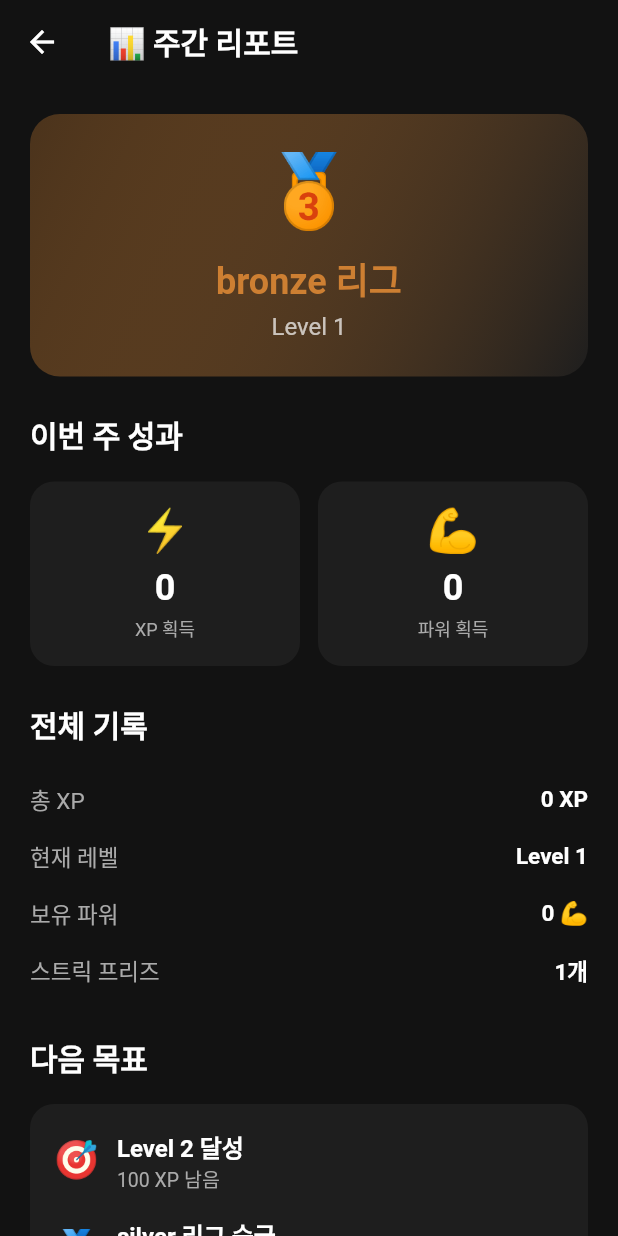
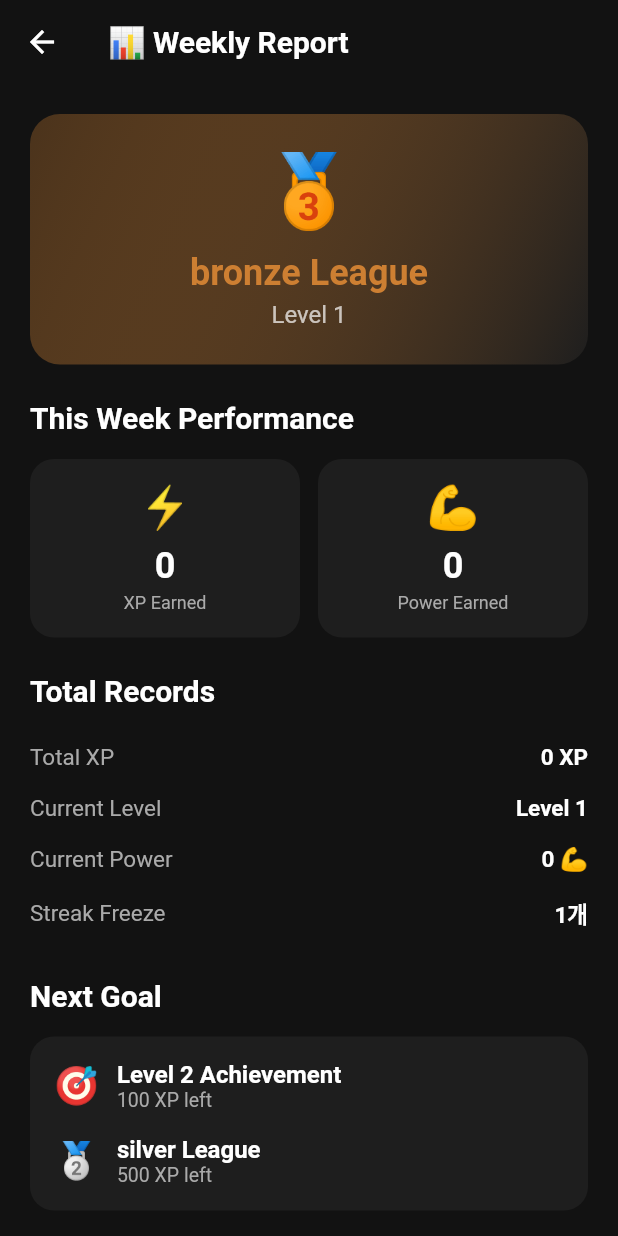
Before and after one commit to Davejinking/fitmix_pwa, a Flutter app: the WorkoutReportPage screen opened directly with empty values, on a phone screen of 412 x 824 dp. Run offline on Flutter 3.47's test engine with Material 3 defaults, Android fonts, the phone set to English and light mode, and no system bars; our stand-ins replace audioplayers, confetti, fl_chart, flutter_tts, google_sign_in, hive and 4 more; accounts and stored records are empty; Roboto replaces fonts that are missing (Pretendard).

Commit message:
🌐 i18n 버그 해결 완료
✅ 해결된 버그:
- BUG-003: 파워 상점, 분석 페이지 i18n 적용 완료
- BUG-009: 홈에서 업그레이드 페이지 접근 경로 추가
- BUG-010: UserInfoFormPage BuildContext async gap 문제 해결
- BUG-011: ExerciseSetCard i18n 적용 (총 볼륨, 최근 기록)

🔧 주요 변경사항:
- 50개 이상의 i18n 키 추가 (한/영/일)
- PowerShopPage, WorkoutReportPage 완전 i18n 적용
- ExerciseSetCard 하드코딩 텍스트 제거
- 홈 헤더에 업그레이드 버튼 추가 (별 아이콘)
- recentRecord, addWorkout i18n 키 추가

📱 테스트 완료:
- iOS 시뮬레이터 빌드 성공
- 앱 실행 정상 동작 확인
- 다국어 지원 테스트 방법 문서화

📊 버그 현황: 신규 13개 → 해결 18개 (총 31개)

```diff
--- a/lib/l10n/app_en.arb
+++ b/lib/l10n/app_en.arb
@@ -163,6 +163,7 @@
   "tempo": "Tempo",
   "tempoStart": "Start Tempo ({eccentric}/{concentric}s)",
   "memo": "Memo",
+  "recentRecord": "Recent Record",
   "dayUnit": "days",
   "timesUnit": "times",
   "validWorkoutDaysGoal": "Please enter a valid workout days goal.",
@@ -301,6 +302,7 @@
   "planWorkoutDesc": "Tap the \"Plan Workout\" button below\nto add exercises",
   "cancelRestDay": "Cancel Rest Day",
   "editWorkout": "Edit Workout",
+  "addWorkout": "Add Workout",
   "minOneSetRequired": "At least 1 set required",
   "addExercises": "Add {count} exercises",
   "@addExercises": {
@@ -310,5 +312,70 @@
         "example": "3"
       }
     }
-  }
+  },
+  "powerShop": "Power Shop",
+  "items": "Items",
+  "streakFreeze": "Streak Freeze",
+  "streakFreezeDesc": "Keep your streak even if you take a day off",
+  "weeklyReport": "Weekly Workout Report",
+  "weeklyReportDesc": "This week workout analysis report",
+  "customization": "Customization",
+  "comingSoon": "Coming Soon",
+  "darkPurpleTheme": "Dark Purple Theme",
+  "purplePointTheme": "Purple Point Theme",
+  "fireTheme": "Fire Theme",
+  "orangeTheme": "Burning Orange Theme",
+  "specialBadges": "Special Badges",
+  "lightningBadge": "Lightning Badge",
+  "specialBadgeDesc": "Special badge displayed on profile",
+  "streakFreezeSuccess": "Streak Freeze purchased! ❄️",
+  "insufficientPower": "Insufficient Power 💪",
+  "comingSoonMessage": "Coming soon!",
+  "owned": "Owned: {count}",
+  "@owned": {
+    "placeholders": {
+      "count": {
+        "type": "int",
+        "example": "3"
+      }
+    }
+  },
+  "weeklyReportTitle": "📊 Weekly Report",
+  "leaguePromotion": "{league} League",
+  "@leaguePromotion": {
+    "placeholders": {
+      "league": {
+        "type": "String",
+        "example": "Gold"
+      }
+    }
+  },
+  "thisWeekPerformance": "This Week Performance",
+  "xpEarned": "XP Earned",
+  "powerEarned": "Power Earned",
+  "totalRecords": "Total Records",
+  "totalXp": "Total XP",
+  "currentLevel": "Current Level",
+  "currentPower": "Current Power",
+  "nextGoal": "Next Goal",
+  "levelAchievement": "Level {level} Achievement",
+  "@levelAchievement": {
+    "placeholders": {
+      "level": {
+        "type": "int",
+        "example": "5"
+      }
+    }
+  },
+  "xpRemaining": "{xp} XP left",
+  "@xpRemaining": {
+    "placeholders": {
+      "xp": {
+        "type": "int",
+        "example": "150"
+      }
+    }
+  },
+  "encouragingMessage": "You're doing great!",
+  "encouragingDesc": "You can achieve your goals with consistent workouts"
 }
--- a/lib/l10n/app_localizations.dart
+++ b/lib/l10n/app_localizations.dart
@@ -1078,6 +1078,12 @@ abstract class AppLocalizations {
   /// **'메모'**
   String get memo;
 
+  /// No description provided for @recentRecord.
+  ///
+  /// In ko, this message translates to:
+  /// **'최근 기록'**
+  String get recentRecord;
+
   /// No description provided for @dayUnit.
   ///
   /// In ko, this message translates to:
@@ -1285,7 +1291,7 @@ abstract class AppLocalizations {
   ///
   /// In ko, this message translates to:
   /// **'{xp} XP 남음'**
-  String xpRemaining(Object xp);
+  String xpRemaining(int xp);
 
   /// No description provided for @achievement.
   ///
@@ -1668,7 +1674,7 @@ abstract class AppLocalizations {
   /// No description provided for @items.
   ///
   /// In ko, this message translates to:
-  /// **'🛉 아이템'**
+  /// **'아이템'**
   String get items;
 
   /// No description provided for @streakFreeze.
@@ -1686,7 +1692,7 @@ abstract class AppLocalizations {
   /// No description provided for @weeklyReport.
   ///
   /// In ko, this message translates to:
-  /// **'�� 주간 운동 리포트'**
+  /// **'주간 운동 리포트'**
   String get weeklyReport;
 
   /// No description provided for @weeklyReportDesc.
@@ -1698,7 +1704,7 @@ abstract class AppLocalizations {
   /// No description provided for @customization.
   ///
   /// In ko, this message translates to:
-  /// **'🎨 커스터마이징 (준비 중)'**
+  /// **'커스터마이징'**
   String get customization;
 
   /// No description provided for @darkPurpleTheme.
@@ -1728,7 +1734,7 @@ abstract class AppLocalizations {
   /// No description provided for @specialBadges.
   ///
   /// In ko, this message translates to:
-  /// **'🏅 특별 뱃지 (준비 중)'**
+  /// **'특별 뱃지'**
   String get specialBadges;
 
   /// No description provided for @lightningBadge.
@@ -1746,7 +1752,7 @@ abstract class AppLocalizations {
   /// No description provided for @comingSoon.
   ///
   /// In ko, this message translates to:
-  /// **'준비 중이에요!'**
+  /// **'준비 중'**
   String get comingSoon;
 
   /// No description provided for @streakFreezeSuccess.
@@ -1789,13 +1795,13 @@ abstract class AppLocalizations {
   ///
   /// In ko, this message translates to:
   /// **'Level {level} 달성'**
-  String levelAchievement(Object level);
+  String levelAchievement(int level);
 
   /// No description provided for @leaguePromotion.
   ///
   /// In ko, this message translates to:
-  /// **'{league} 리그 승급'**
-  String leaguePromotion(Object league);
+  /// **'{league} 리그'**
+  String leaguePromotion(String league);
 
   /// No description provided for @encouragingMessage.
   ///
@@ -1880,6 +1886,54 @@ abstract class AppLocalizations {
   /// In ko, this message translates to:
   /// **'{count}개 운동 추가'**
   String addExercises(int count);
+
+  /// No description provided for @comingSoonMessage.
+  ///
+  /// In ko, this message translates to:
+  /// **'준비 중이에요!'**
+  String get comingSoonMessage;
+
+  /// No description provided for @owned.
+  ///
+  /// In ko, this message translates to:
+  /// **'보유: {count}'**
+  String owned(int count);
+
+  /// No description provided for @xpEarned.
+  ///
+  /// In ko, this message translates to:
+  /// **'XP 획득'**
+  String get xpEarned;
+
+  /// No description provided for @powerEarned.
+  ///
+  /// In ko, this message translates to:
+  /// **'파워 획득'**
+  String get powerEarned;
+
+  /// No description provided for @totalRecords.
+  ///
+  /// In ko, this message translates to:
+  /// **'전체 기록'**
+  String get totalRecords;
+
+  /// No description provided for @totalXp.
+  ///
+  /// In ko, this message translates to:
+  /// **'총 XP'**
+  String get totalXp;
+
+  /// No description provided for @currentLevel.
+  ///
+  /// In ko, this message translates to:
+  /// **'현재 레벨'**
+  String get currentLevel;
+
+  /// No description provided for @currentPower.
+  ///
+  /// In ko, this message translates to:
+  /// **'보유 파워'**
+  String get currentPower;
 }
 
 class _AppLocalizationsDelegate
--- a/lib/l10n/app_localizations_en.dart
+++ b/lib/l10n/app_localizations_en.dart
@@ -544,6 +544,9 @@ class AppLocalizationsEn extends AppLocalizations {
   String get memo => 'Memo';
 
   @override
+  String get recentRecord => 'Recent Record';
+
+  @override
   String get dayUnit => 'days';
 
   @override
@@ -659,7 +662,7 @@ class AppLocalizationsEn extends AppLocalizations {
   String get threeMinutes => '3 min';
 
   @override
-  String xpRemaining(Object xp) {
+  String xpRemaining(int xp) {
     return '$xp XP left';
   }
 
@@ -862,7 +865,7 @@ class AppLocalizationsEn extends AppLocalizations {
   String get powerShop => 'Power Shop';
 
   @override
-  String get items => '🛉 Items';
+  String get items => 'Items';
 
   @override
   String get streakFreeze => 'Streak Freeze';
@@ -871,13 +874,13 @@ class AppLocalizationsEn extends AppLocalizations {
   String get streakFreezeDesc => 'Keep your streak even if you take a day off';
 
   @override
-  String get weeklyReport => '📊 Weekly Workout Report';
+  String get weeklyReport => 'Weekly Workout Report';
 
   @override
   String get weeklyReportDesc => 'This week workout analysis report';
 
   @override
-  String get customization => '🎨 Customization (Coming Soon)';
+  String get customization => 'Customization';
 
   @override
   String get darkPurpleTheme => 'Dark Purple Theme';
@@ -892,7 +895,7 @@ class AppLocalizationsEn extends AppLocalizations {
   String get orangeTheme => 'Burning Orange Theme';
 
   @override
-  String get specialBadges => '🏅 Special Badges (Coming Soon)';
+  String get specialBadges => 'Special Badges';
 
   @override
   String get lightningBadge => 'Lightning Badge';
@@ -901,7 +904,7 @@ class AppLocalizationsEn extends AppLocalizations {
   String get specialBadgeDesc => 'Special badge displayed on profile';
 
   @override
-  String get comingSoon => 'Coming soon!';
+  String get comingSoon => 'Coming Soon';
 
   @override
   String get streakFreezeSuccess => 'Streak Freeze purchased! ❄️';
@@ -922,13 +925,13 @@ class AppLocalizationsEn extends AppLocalizations {
   String get nextGoal => 'Next Goal';
 
   @override
-  String levelAchievement(Object level) {
-    return 'Level $level Achieved';
+  String levelAchievement(int level) {
+    return 'Level $level Achievement';
   }
 
   @override
-  String leaguePromotion(Object league) {
-    return '$league League Promotion';
+  String leaguePromotion(String league) {
+    return '$league League';
   }
 
   @override
@@ -968,7 +971,7 @@ class AppLocalizationsEn extends AppLocalizations {
   String get editWorkout => 'Edit Workout';
 
   @override
-  String get addWorkout => '운동 추가';
+  String get addWorkout => 'Add Workout';
 
   @override
   String get minOneSetRequired => 'At least 1 set required';
@@ -977,4 +980,30 @@ class AppLocalizationsEn extends AppLocalizations {
   String addExercises(int count) {
     return 'Add $count exercises';
   }
+
+  @override
+  String get comingSoonMessage => 'Coming soon!';
+
+  @override
+  String owned(int count) {
+    return 'Owned: $count';
+  }
+
+  @override
+  String get xpEarned => 'XP Earned';
+
+  @override
+  String get powerEarned => 'Power Earned';
+
+  @override
+  String get totalRecords => 'Total Records';
+
+  @override
+  String get totalXp => 'Total XP';
+
+  @override
+  String get currentLevel => 'Current Level';
+
+  @override
+  String get currentPower => 'Current Power';
 }
--- a/lib/pages/power_shop_page.dart
+++ b/lib/pages/power_shop_page.dart
@@ -1,6 +1,7 @@
 import 'package:flutter/material.dart';
 import '../services/gamification_service.dart';
 import '../models/gamification.dart';
+import '../l10n/app_localizations.dart';
 
 class PowerShopPage extends StatefulWidget {
   final GamificationService gamificationService;
@@ -25,11 +26,13 @@ class _PowerShopPageState extends State<PowerShopPage> {
 
   @override
   Widget build(BuildContext context) {
+    final l10n = AppLocalizations.of(context);
+
     return Scaffold(
       backgroundColor: const Color(0xFF121212),
       appBar: AppBar(
         backgroundColor: const Color(0xFF121212),
-        title: const Text('파워 상점', style: TextStyle(fontWeight: FontWeight.bold)),
+        title: Text(l10n.powerShop, style: const TextStyle(fontWeight: FontWeight.bold)),
         elevation: 0,
         actions: [
           Container(
@@ -59,27 +62,29 @@ class _PowerShopPageState extends State<PowerShopPage> {
       body: ListView(
         padding: const EdgeInsets.all(16),
         children: [
-          _buildSectionTitle('🛡️ 아이템'),
+          _buildSectionTitle('🛡️ ${l10n.items}'),
           _buildShopItem(
+            context: context,
             icon: '❄️',
-            title: '스트릭 프리즈',
-            description: '하루 쉬어도 스트릭 유지',
+            title: l10n.streakFreeze,
+            description: l10n.streakFreezeDesc,
             price: 50,
             owned: _data.freezes,
             onBuy: () async {
               if (await widget.gamificationService.buyFreeze()) {
                 _refresh();
-                _showSnackBar('스트릭 프리즈 구매 완료! ❄️');
+                _showSnackBar(l10n.streakFreezeSuccess);
               } else {
-                _showSnackBar('파워가 부족해요 💪');
+                _showSnackBar(l10n.insufficientPower);
               }
             },
           ),
           const SizedBox(height: 12),
           _buildShopItem(
+            context: context,
             icon: '📊',
-            title: '주간 운동 리포트',
-            description: '이번 주 운동 분석 리포트',
+            title: l10n.weeklyReport,
+            description: l10n.weeklyReportDesc,
             price: 30,
             onBuy: () {
               if (_data.power >= 30) {
@@ -91,38 +96,41 @@ class _PowerShopPageState extends State<PowerShopPage> {
                   ),
                 );
               } else {
-                _showSnackBar('파워가 부족해요 💪');
+                _showSnackBar(l10n.insufficientPower);
               }
             },
           ),
           const SizedBox(height: 24),
-          _buildSectionTitle('🎨 커스터마이징 (준비 중)'),
+          _buildSectionTitle('🎨 ${l10n.customization} (${l10n.comingSoon})'),
           _buildShopItem(
+            context: context,
             icon: '🌙',
-            title: '다크 퍼플 테마',
-            description: '보라색 포인트 테마',
+            title: l10n.darkPurpleTheme,
+            description: l10n.purplePointTheme,
             price: 100,
             locked: true,
-            onBuy: () => _showSnackBar('준비 중이에요!'),
+            onBuy: () => _showSnackBar(l10n.comingSoonMessage),
           ),
           const SizedBox(height: 12),
           _buildShopItem(
+            context: context,
             icon: '🔥',
-            title: '파이어 테마',
-            description: '불타는 오렌지 테마',
+            title: l10n.fireTheme,
+            description: l10n.orangeTheme,
             price: 100,
             locked: true,
-            onBuy: () => _showSnackBar('준비 중이에요!'),
+            onBuy: () => _showSnackBar(l10n.comingSoonMessage),
           ),
           const SizedBox(height: 24),
-          _buildSectionTitle('🏅 특별 뱃지 (준비 중)'),
+          _buildSectionTitle('🏅 ${l10n.specialBadges} (${l10n.comingSoon})'),
           _buildShopItem(
+            context: context,
             icon: '⚡',
-            title: '번개 뱃지',
-            description: '프로필에 표시되는 특별 뱃지',
+            title: l10n.lightningBadge,
+            description: l10n.specialBadgeDesc,
             price: 200,
             locked: true,
-            onBuy: () => _showSnackBar('준비 중이에요!'),
+            onBuy: () => _showSnackBar(l10n.comingSoonMessage),
           ),
         ],
       ),
@@ -144,6 +152,7 @@ class _PowerShopPageState extends State<PowerShopPage> {
   }
 
   Widget _buildShopItem({
+    required BuildContext context,
     required String icon,
     required String title,
     required String description,
@@ -152,6 +161,7 @@ class _PowerShopPageState extends State<PowerShopPage> {
     bool locked = false,
     required VoidCallback onBuy,
   }) {
+    final l10n = AppLocalizations.of(context);
     final canAfford = _data.power >= price && !locked;
 
     return Container(
@@ -205,7 +215,7 @@ class _PowerShopPageState extends State<PowerShopPage> {
                           borderRadius: BorderRadius.circular(10),
                         ),
                         child: Text(
-                          '보유: $owned',
+                          l10n.owned(owned),
                           style: const TextStyle(
                             fontSize: 11,
                             color: Color(0xFF34C759),
@@ -280,6 +290,7 @@ class WorkoutReportPage extends StatelessWidget {
 
   @override
   Widget build(BuildContext context) {
+    final l10n = AppLocalizations.of(context);
     final data = gamificationService.data;
     final league = data.league;
 
@@ -287,7 +298,7 @@ class WorkoutReportPage extends StatelessWidget {
       backgroundColor: const Color(0xFF121212),
       appBar: AppBar(
         backgroundColor: const Color(0xFF121212),
-        title: const Text('📊 주간 리포트'),
+        title: Text(l10n.weeklyReportTitle),
         elevation: 0,
       ),
       body: SingleChildScrollView(
@@ -312,7 +323,7 @@ class WorkoutReportPage extends StatelessWidget {
                   Text(league.icon, style: const TextStyle(fontSize: 48)),
                   const SizedBox(height: 12),
                   Text(
-                    '${league.name} 리그',
+                    l10n.leaguePromotion(league.name),
                     style: TextStyle(
                       fontSize: 24,
                       fontWeight: FontWeight.bold,
@@ -332,9 +343,9 @@ class WorkoutReportPage extends StatelessWidget {
             ),
             const SizedBox(height: 24),
             // 이번 주 통계
-            const Text(
-              '이번 주 성과',
-              style: TextStyle(
+            Text(
+              l10n.thisWeekPerformance,
+              style: const TextStyle(
                 fontSize: 20,
                 fontWeight: FontWeight.bold,
                 color: Colors.white,
@@ -343,31 +354,31 @@ class WorkoutReportPage extends StatelessWidget {
             const SizedBox(height: 16),
             Row(
               children: [
-                _buildStatCard('⚡', '${data.weeklyXP}', 'XP 획득'),
+                _buildStatCard('⚡', '${data.weeklyXP}', l10n.xpEarned),
                 const SizedBox(width: 12),
-                _buildStatCard('💪', '${data.weeklyXP ~/ 100}', '파워 획득'),
+                _buildStatCard('💪', '${data.weeklyXP ~/ 100}', l10n.powerEarned),
               ],
             ),
             const SizedBox(height: 24),
             // 총 통계
-            const Text(
-              '전체 기록',
-              style: TextStyle(
+            Text(
+              l10n.totalRecords,
+              style: const TextStyle(
                 fontSize: 20,
                 fontWeight: FontWeight.bold,
                 color: Colors.white,
               ),
             ),
             const SizedBox(height: 16),
-            _buildInfoRow('총 XP', '${data.totalXP} XP'),
-            _buildInfoRow('현재 레벨', 'Level ${data.level}'),
-            _buildInfoRow('보유 파워', '${data.power} 💪'),
-            _buildInfoRow('스트릭 프리즈', '${data.freezes}개'),
+            _buildInfoRow(l10n.totalXp, '${data.totalXP} XP'),
+            _buildInfoRow(l10n.currentLevel, 'Level ${data.level}'),
+            _buildInfoRow(l10n.currentPower, '${data.power} 💪'),
+            _buildInfoRow(l10n.streakFreeze, '${data.freezes}개'),
             const SizedBox(height: 24),
             // 다음 목표
-            const Text(
-              '다음 목표',
-              style: TextStyle(
+            Text(
+              l10n.nextGoal,
+              style: const TextStyle(
                 fontSize: 20,
                 fontWeight: FontWeight.bold,
                 color: Colors.white,
@@ -391,7 +402,7 @@ class WorkoutReportPage extends StatelessWidget {
                           crossAxisAlignment: CrossAxisAlignment.start,
                           children: [
                             Text(
-                              'Level ${data.level + 1} 달성',
+                              l10n.levelAchievement(data.level + 1),
                               style: const TextStyle(
                                 fontSize: 16,
                                 fontWeight: FontWeight.w600,
@@ -399,7 +410,7 @@ class WorkoutReportPage extends StatelessWidget {
                               ),
                             ),
                             Text(
-                              '${data.xpToNextLevel} XP 남음',
+                              l10n.xpRemaining(data.xpToNextLevel),
                               style: const TextStyle(
                                 fontSize: 13,
                                 color: Color(0xFFAAAAAA),
@@ -421,7 +432,7 @@ class WorkoutReportPage extends StatelessWidget {
                             crossAxisAlignment: CrossAxisAlignment.start,
                             children: [
                               Text(
-                                '${league.next!.name} 리그 승급',
+                                l10n.leaguePromotion(league.next!.name),
                                 style: const TextStyle(
                                   fontSize: 16,
                                   fontWeight: FontWeight.w600,
@@ -429,7 +440,7 @@ class WorkoutReportPage extends StatelessWidget {
                                 ),
                               ),
                               Text(
-                                '${league.next!.minXP - data.totalXP} XP 남음',
+                                l10n.xpRemaining(league.next!.minXP - data.totalXP),
                                 style: const TextStyle(
                                   fontSize: 13,
                                   color: Color(0xFFAAAAAA),
@@ -454,22 +465,22 @@ class WorkoutReportPage extends StatelessWidget {
                 borderRadius: BorderRadius.circular(16),
                 border: Border.all(color: const Color(0xFF34C759).withValues(alpha: 0.3)),
               ),
-              child: const Column(
+              child: Column(
                 children: [
-                  Text('💪', style: TextStyle(fontSize: 32)),
-                  SizedBox(height: 8),
+                  const Text('💪', style: TextStyle(fontSize: 32)),
+                  const SizedBox(height: 8),
                   Text(
-                    '잘하고 있어요!',
-                    style: TextStyle(
+                    l10n.encouragingMessage,
+                    style: const TextStyle(
                       fontSize: 18,
                       fontWeight: FontWeight.bold,
                       color: Color(0xFF34C759),
                     ),
                   ),
-                  SizedBox(height: 4),
+                  const SizedBox(height: 4),
                   Text(
-                    '꾸준히 운동하면 목표를 달성할 수 있어요',
-                    style: TextStyle(
+                    l10n.encouragingDesc,
+                    style: const TextStyle(
                       fontSize: 14,
                       color: Colors.white70,
                     ),
--- a/lib/pages/user_info_form_page.dart
+++ b/lib/pages/user_info_form_page.dart
@@ -39,7 +39,7 @@ class _UserInfoFormPageState extends State<UserInfoFormPage> {
 
   Future<void> _loadUserProfile() async {
     final profile = await widget.userRepo.getUserProfile();
-    if (profile != null) {
+    if (profile != null && mounted) {
       final locale = Localizations.localeOf(context).languageCode;
       setState(() {
         _weight = profile.weight;
--- a/lib/widgets/exercise_set_card.dart
+++ b/lib/widgets/exercise_set_card.dart
@@ -93,7 +93,7 @@ class _ExerciseSetCardState extends State<ExerciseSetCard> {
             children: [
               Expanded(
                 child: Text(
-                  '총 볼륨 ${widget.totalVolume}',
+                  AppLocalizations.of(context).totalVolumeShort(widget.totalVolume.replaceAll('kg', '')),
                   style: TextStyle(
                     color: Colors.grey[400],
                     fontSize: 14,
@@ -107,7 +107,7 @@ class _ExerciseSetCardState extends State<ExerciseSetCard> {
                   borderRadius: BorderRadius.circular(20),
                 ),
                 child: Text(
-                  '최근 기록',
+                  AppLocalizations.of(context).recentRecord,
                   style: TextStyle(
                     color: Colors.grey[400],
                     fontSize: 12,
```
Also changed, not shown: lib/l10n/app_ja.arb (+68 -1 lines), lib/l10n/app_ko.arb (+67 -1 lines), lib/l10n/app_localizations_ja.dart (+49 -20 lines), lib/l10n/app_localizations_ko.dart (+38 -9 lines), lib/pages/home_page.dart (+19 -0 lines), 1 other file.
